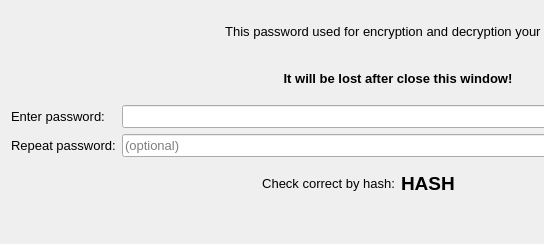
Above: gui/enterkey.ui from annndruha/SecurePhotos before the change; both pictures show x 0 to 544 and y 0 to 244 of the 796 by 244 pixel window. Below: the same form after it.
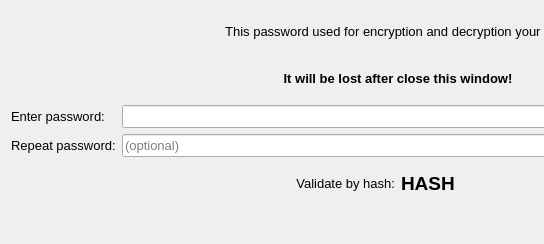
That is the form after the change. Icons and pictures are not drawn.

Commit message: Change to password type, add warning

The edit to the form file:
```diff
--- a/gui/enterkey.ui
+++ b/gui/enterkey.ui
@@ -93,7 +93,7 @@
      <item>
       <widget class="QLabel" name="label_5">
        <property name="text">
-        <string>Check correct by hash:</string>
+        <string>Validate by hash:</string>
        </property>
        <property name="alignment">
         <set>Qt::AlignRight|Qt::AlignTrailing|Qt::AlignVCenter</set>
```
The commit also changes 2 other files.
